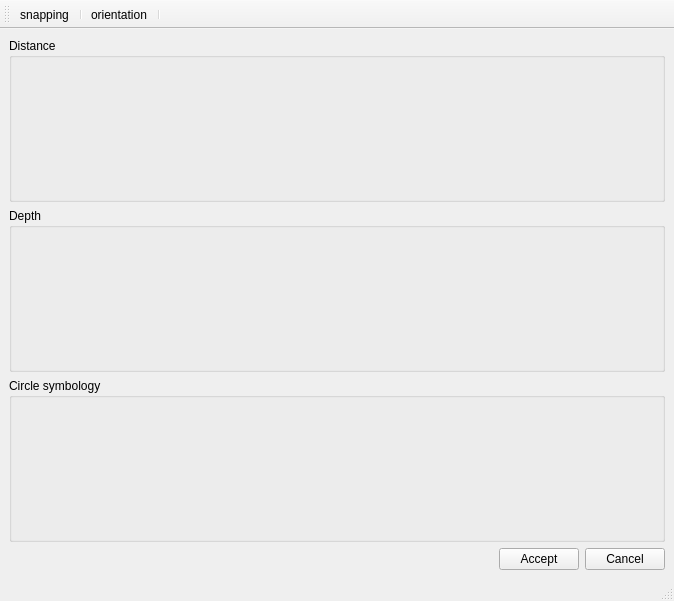
First picture: the form in ui/api_dimensioning.ui, repository Giswater/giswater_qgis_plugin, before the edit.
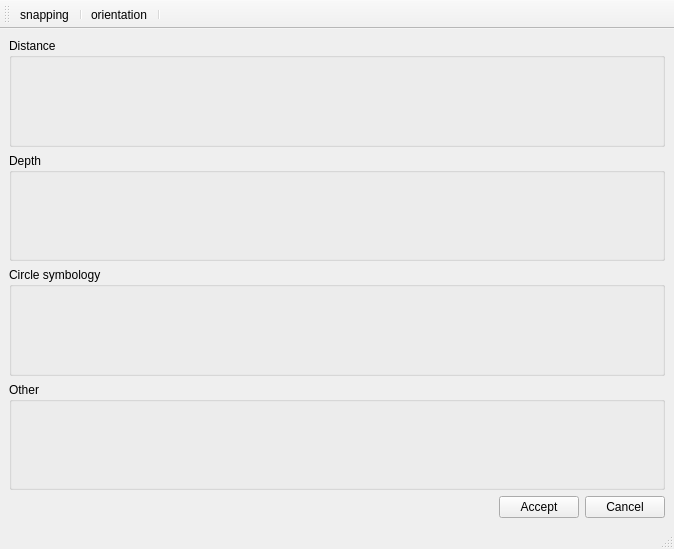
Second picture: the form after the edit. Icons and pictures are not drawn.

Commit message: ui dimensioning - add other layout

Patch:
```diff
--- a/ui/api_dimensioning.ui
+++ b/ui/api_dimensioning.ui
@@ -7,7 +7,7 @@
     <x>0</x>
     <y>0</y>
     <width>674</width>
-    <height>601</height>
+    <height>549</height>
    </rect>
   </property>
   <property name="windowTitle">
@@ -17,7 +17,34 @@
    <layout class="QVBoxLayout" name="verticalLayout">
     <item>
      <layout class="QGridLayout" name="main_layout">
+      <item row="5" column="0">
+       <widget class="QGroupBox" name="grb_other">
+        <property name="title">
+         <string>Other</string>
+        </property>
+        <layout class="QGridLayout" name="gridLayout_3">
+         <item row="0" column="0">
+          <layout class="QGridLayout" name="other_layout"/>
+         </item>
+        </layout>
+       </widget>
+      </item>
+      <item row="3" column="0">
+       <widget class="QGroupBox" name="grb_depth">
+        <property name="title">
+         <string>Depth</string>
+        </property>
+        <layout class="QGridLayout" name="gridLayout_4">
+         <item row="0" column="0">
+          <layout class="QGridLayout" name="depth_layout"/>
+         </item>
+        </layout>
+       </widget>
+      </item>
       <item row="1" column="0">
+       <layout class="QGridLayout" name="top_layout"/>
+      </item>
+      <item row="2" column="0">
        <widget class="QGroupBox" name="grb_distance">
         <property name="title">
          <string>Distance</string>
@@ -29,19 +56,7 @@
         </layout>
        </widget>
       </item>
-      <item row="2" column="0">
-       <widget class="QGroupBox" name="grb_depth">
-        <property name="title">
-         <string>Depth</string>
-        </property>
-        <layout class="QGridLayout" name="gridLayout_4">
-         <item row="0" column="0">
-          <layout class="QGridLayout" name="depth_layout"/>
-         </item>
-        </layout>
-       </widget>
-      </item>
-      <item row="3" column="0">
+      <item row="4" column="0">
        <widget class="QGroupBox" name="grb_symbology">
         <property name="title">
          <string>Circle symbology</string>
```
Left out of the diff: 3 changed lines with no effect on the pictures.
